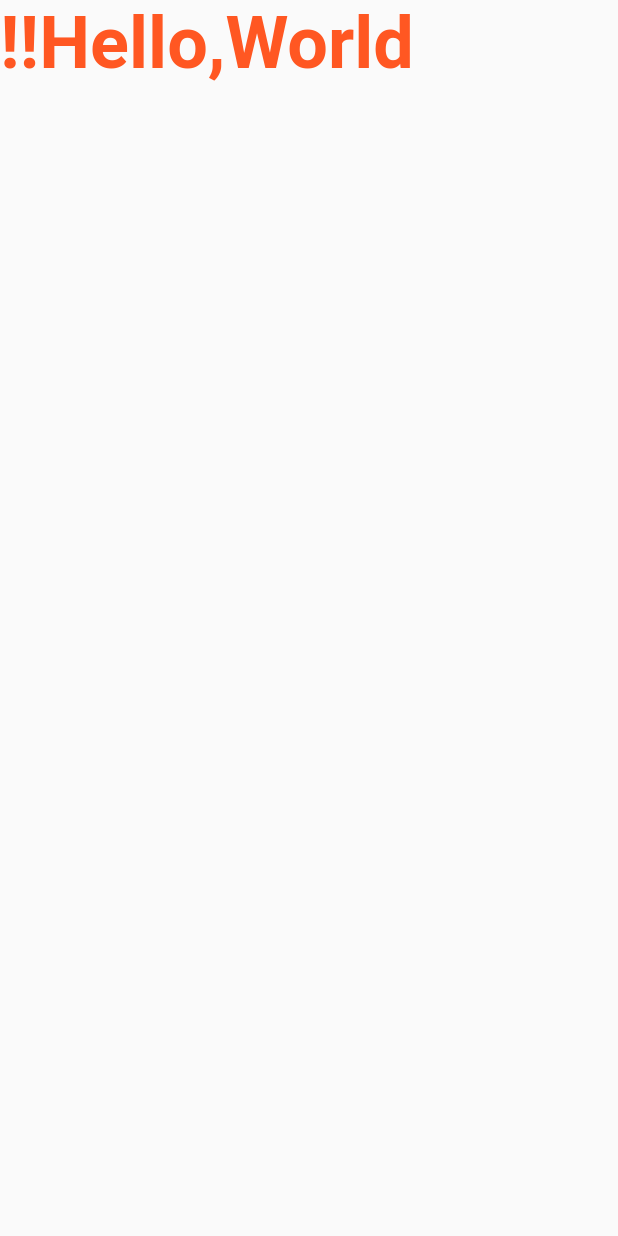
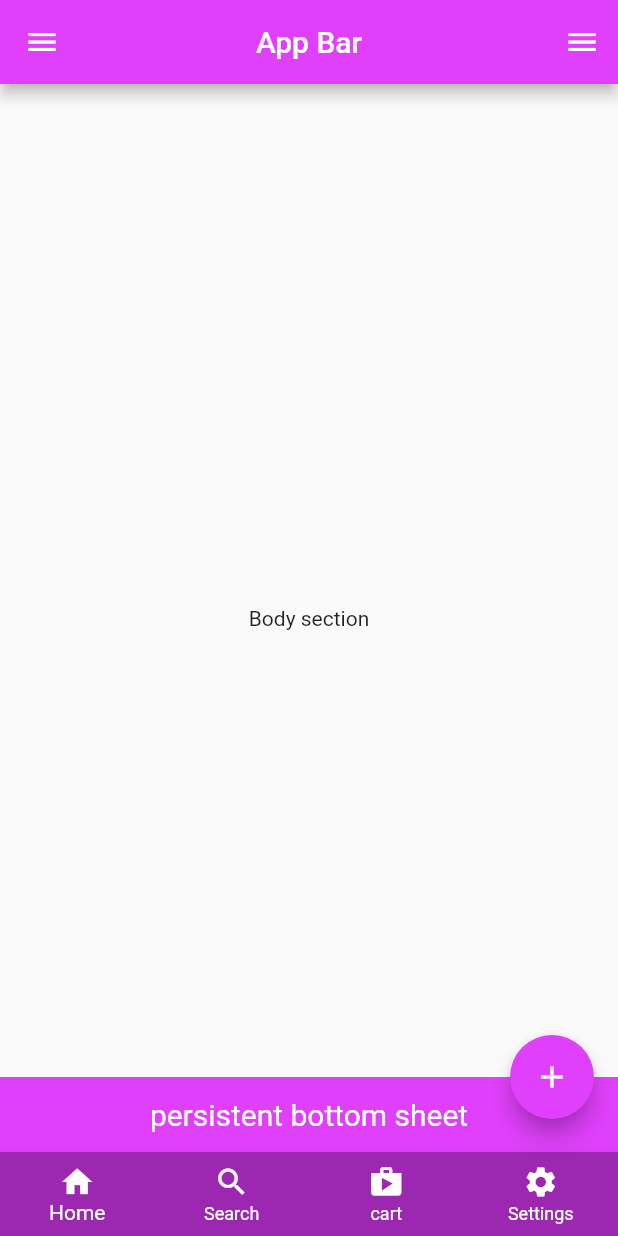
Before and after one commit to ratishjain12/Flutter-Widgets-101, a Flutter app: the screen it shows after launch, on a phone screen of 412 x 824 dp. Run offline on Flutter 3.47's test engine with Material 2 defaults, Android fonts, the phone set to English and light mode, and no system bars.

Commit message:
added complete scaffold widget and did some modifications

```diff
--- /dev/null
+++ b/lib/Scaffold_Widget/scaffold_widget.dart
@@ -0,0 +1,146 @@
+/*
+
+Scaffold widget Properties
+Key? key,
+PreferredSizeWidget? appBar,
+Widget? body,
+Widget? floatingActionButton,
+FloatingActionButtonLocation? floatingActionButtonLocation,
+FloatingActionButtonAnimator? floatingActionButtonAnimator,
+List<Widget>? persistentFooterButtons,
+AlignmentDirectional persistentFooterAlignment = AlignmentDirectional.centerEnd,
+Widget? drawer,
+void Function(bool)? onDrawerChanged,
+Widget? bottomNavigationBar,
+Widget? bottomSheet,
+Color? backgroundColor,
+bool? resizeToAvoidBottomInset,
+bool primary = true,
+DragStartBehavior drawerDragStartBehavior = DragStartBehavior.start,
+bool extendBody = false,
+bool extendBodyBehindAppBar = false,
+Color? drawerScrimColor,
+double? drawerEdgeDragWidth,
+bool drawerEnableOpenDragGesture = true,
+bool endDrawerEnableOpenDragGesture = true,
+String? restorationId,
+
+
+*/
+import 'package:flutter/material.dart';
+
+class ScaffoldWidget extends StatelessWidget {
+  const ScaffoldWidget({super.key});
+  @override
+  Widget build(BuildContext context) {
+    return Scaffold(
+      appBar: AppBar(
+        // show app bar on the app
+        backgroundColor: Colors.purpleAccent,
+        // changes background color of appbar
+        title: const Text("App Bar"),
+        centerTitle: true, // aligns title to center of the appbar
+        elevation:
+            4.0, // used to specify how much your app bar is elevated,if given 0 app bar will be transparent
+      ),
+      body: const Center(
+        // section where you put all your body section element
+        child: Text("Body section"),
+      ),
+
+      drawer: Drawer(
+        backgroundColor: Colors.purpleAccent,
+        // sets background color of the drawer
+        child: ListView(
+          // creates list of items you want to display in the drawer
+          children: const [
+            Center(
+              child: Text("Drawer"),
+            )
+          ],
+        ),
+      ),
+      //creates navigation drawer for the app
+
+      floatingActionButton: FloatingActionButton(
+        //adds a floating action button to bottom right of the app by default.
+        onPressed: () {},
+        //onPressed function is triggered whenever button is clicked
+        child: const Icon(Icons.add),
+        tooltip: "Floating Action Button!!",
+        //on hover displays the tooltip message
+        backgroundColor: Colors.purpleAccent,
+        //changes bgcolor of button
+      ),
+
+      floatingActionButtonLocation: FloatingActionButtonLocation.endDocked,
+      //defines floating action button location on the app
+      endDrawer: Drawer(
+        backgroundColor: Colors.purpleAccent,
+        // sets background color of the drawer
+        child: ListView(
+          // creates list of items you want to display in the drawer
+          children: const [
+            Center(
+              child: Text("End Drawer"),
+            )
+          ],
+        ),
+      ),
+      // creates navigation drawer on right of navbar
+      bottomSheet: Container(
+        height: 50,
+        alignment: Alignment.center,
+        width: double.maxFinite,
+        color: Colors.purpleAccent,
+        child: const Text(
+          "persistent bottom sheet",
+          textAlign: TextAlign.center,
+          style: TextStyle(
+            color: Colors.white,
+            fontSize: 20,
+          ),
+        ),
+      ),
+      //creates a persistent bottomsheet which stays on the bottom of app
+      bottomNavigationBar: BottomNavigationBar(
+        type: BottomNavigationBarType.fixed,
+        backgroundColor: Colors.purple,
+        showUnselectedLabels: true,
+        selectedItemColor: Colors.white,
+        unselectedItemColor: Colors.white,
+        items: [
+          const BottomNavigationBarItem(
+            icon: Icon(
+              Icons.home,
+              color: Colors.white,
+            ),
+            label: "Home",
+          ),
+          const BottomNavigationBarItem(
+            icon: Icon(
+              Icons.search_outlined,
+              color: Colors.white,
+            ),
+            label: "Search",
+          ),
+          const BottomNavigationBarItem(
+            icon: Icon(
+              Icons.shop,
+              color: Colors.white,
+            ),
+            label: "cart",
+          ),
+          const BottomNavigationBarItem(
+            icon: Icon(
+              Icons.settings,
+              color: Colors.white,
+            ),
+            label: "Settings",
+          ),
+        ],
+      ),
+      //creates bottom navigation bar
+    );
+  }
+}
--- a/lib/main.dart
+++ b/lib/main.dart
@@ -1,6 +1,5 @@
 import 'package:flutter/material.dart';
-import 'package:helloworld/Buttons/button_widgets.dart';
-import 'package:helloworld/Text_Widget/Text_Widget.dart';
+import 'package:helloworld/Scaffold_Widget/scaffold_widget.dart';
 
 void main() => runApp(MyApp());
 
@@ -15,17 +14,7 @@ class MyApp extends StatelessWidget {
       theme: ThemeData(
         primarySwatch: Colors.blue,
       ),
-      home: Scaffold(
-        body: Column(
-          children: const [
-            Expanded(
-              child: SizedBox(
-                child: TextWidget(), // add widget here to test on main screen
-              ),
-            ),
-          ],
-        ),
-      ),
+      home: const ScaffoldWidget(),
     );
   }
 }
```
Also changed, not shown: lib/Buttons/button_widgets.dart (+11 -11 lines), lib/Text_Widget/text_widget.dart (renamed from lib/Text_Widget/Text_Widget.dart, +8 -6 lines).
